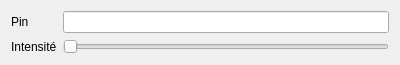
This is Desktop App/qt/client/client/equipprop_analogpin.ui in Ace4teaM/Arduino-Project as Qt 5 draws it before an edit. The edited form follows.
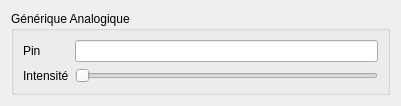
This is the edited form.

```diff
--- a/Desktop App/qt/client/client/equipprop_analogpin.ui
+++ b/Desktop App/qt/client/client/equipprop_analogpin.ui
@@ -6,14 +6,20 @@
    <rect>
     <x>0</x>
     <y>0</y>
-    <width>400</width>
-    <height>60</height>
+    <width>401</width>
+    <height>95</height>
    </rect>
   </property>
   <property name="windowTitle">
    <string>Form</string>
   </property>
-  <layout class="QFormLayout" name="formLayout">
+  <layout class="QVBoxLayout" name="verticalLayout">
+   <item>
+    <widget class="QGroupBox" name="groupBox">
+     <property name="title">
+      <string>Générique Analogique</string>
+     </property>
+     <layout class="QFormLayout" name="formLayout_2">
    <item row="0" column="0">
     <widget class="QLabel" name="label">
      <property name="text">
@@ -36,6 +42,9 @@
      <property name="orientation">
       <enum>Qt::Horizontal</enum>
      </property>
+       </widget>
+      </item>
+     </layout>
     </widget>
    </item>
   </layout>
```
Lines whose indentation alone changed are shown as unchanged.
